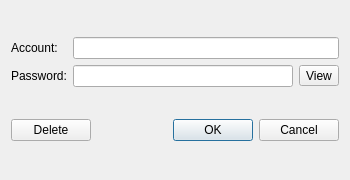
Old version of the form src/preferences/ManagePasswordDialog.ui in the repository nschimme/MMapper.
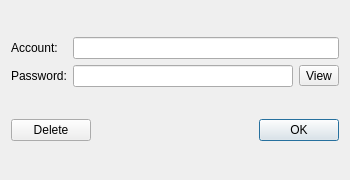
New version of the form.

```diff
--- a/src/preferences/ManagePasswordDialog.ui
+++ b/src/preferences/ManagePasswordDialog.ui
@@ -73,7 +73,7 @@
         <enum>Qt::Horizontal</enum>
        </property>
        <property name="standardButtons">
-        <set>QDialogButtonBox::Cancel|QDialogButtonBox::Ok</set>
+        <set>QDialogButtonBox::Ok</set>
        </property>
       </widget>
      </item>
```
Left out of the diff: 7 changed lines with no effect on the pictures.
